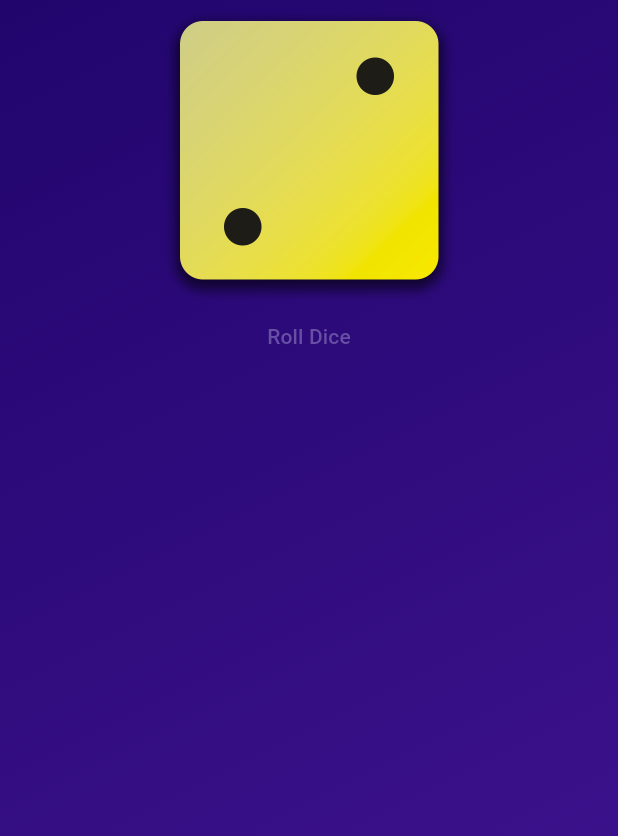
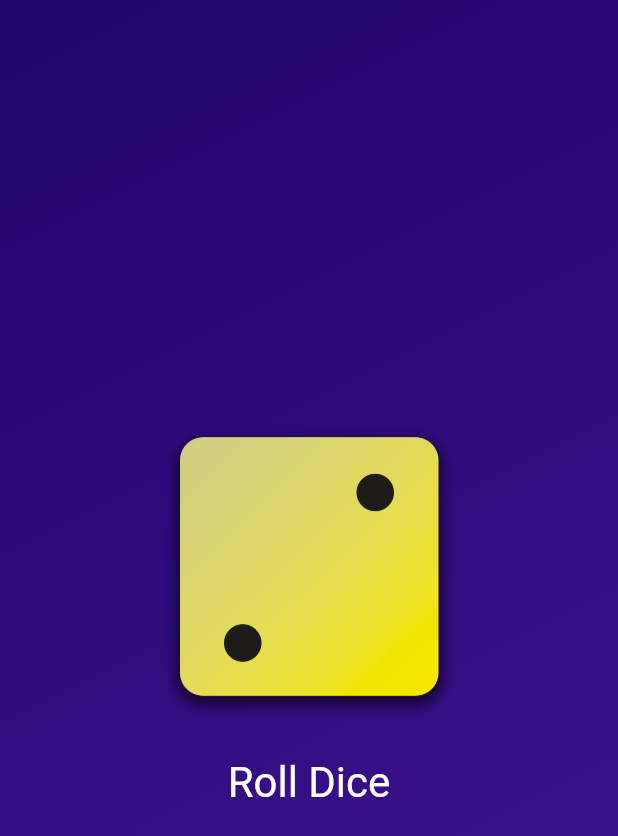
Before and after one commit to Isco170/Flutter_projects, a Flutter app: the screen it shows after launch, on a phone screen of 412 x 824 dp. Shown: the top 836 px of the screen. Run offline on Flutter 3.47's test engine with Material 3 defaults, Android fonts, the phone set to English and light mode, and no system bars.

Commit message:
Styling buttons & working with padding

```diff
--- a/first_app/lib/gradient_container.dart
+++ b/first_app/lib/gradient_container.dart
@@ -23,12 +23,26 @@ class GradientContainer extends StatelessWidget {
       ),
       child: Center(
         child: Column(
+          mainAxisSize: MainAxisSize.min,
           children: [
             Image.asset(
               'assets/imagens/dice-2.png',
               width: 200,
             ),
-            TextButton(onPressed: rollDice, child: const Text('Roll Dice'))
+            const SizedBox(
+              height: 20,
+            ),
+            TextButton(
+              onPressed: rollDice,
+              style: TextButton.styleFrom(
+                // padding: const EdgeInsets.only(top: 20,),
+                foregroundColor: Colors.white,
+                textStyle: const TextStyle(
+                  fontSize: 28,
+                ),
+              ),
+              child: const Text('Roll Dice'),
+            )
           ],
         ),
       ),
```
